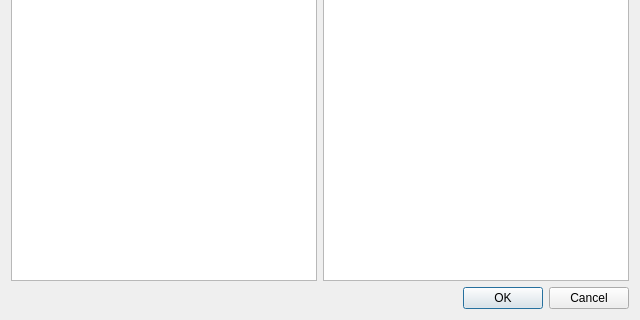
Above: astigpolargraph.ui from githubdoe/DFTFringe before the change; both pictures show x 0 to 640 and y 160 to 480 of the 640 by 480 pixel window. Below: the same form after it.
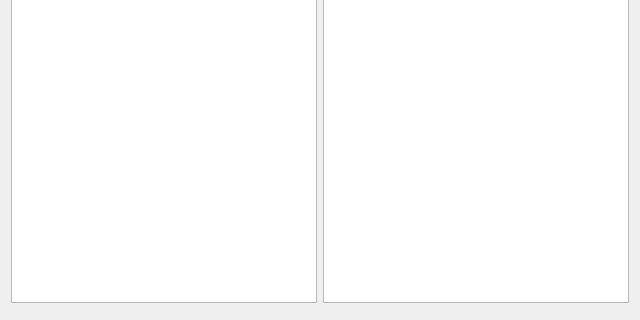
That is the form after the change. Custom widgets are drawn as their Qt base class.

Commit message: Worked on stand astig removal feature.  Change size of images so that they do not depend upon display resolution but only on printer paper size.  Added astig polar plot to stand removal report.  Saved user data of report to recall when run again.  Updated polar plot logic to enable report to grab it's image and also make it's size proportional to the users screen size.

Patch:
```diff
--- a/astigpolargraph.ui
+++ b/astigpolargraph.ui
@@ -55,7 +55,7 @@
       <enum>Qt::Horizontal</enum>
      </property>
      <property name="standardButtons">
-      <set>QDialogButtonBox::Cancel|QDialogButtonBox::Ok</set>
+      <set>QDialogButtonBox::NoButton</set>
      </property>
     </widget>
    </item>
```
The commit also changes 6 other files.
